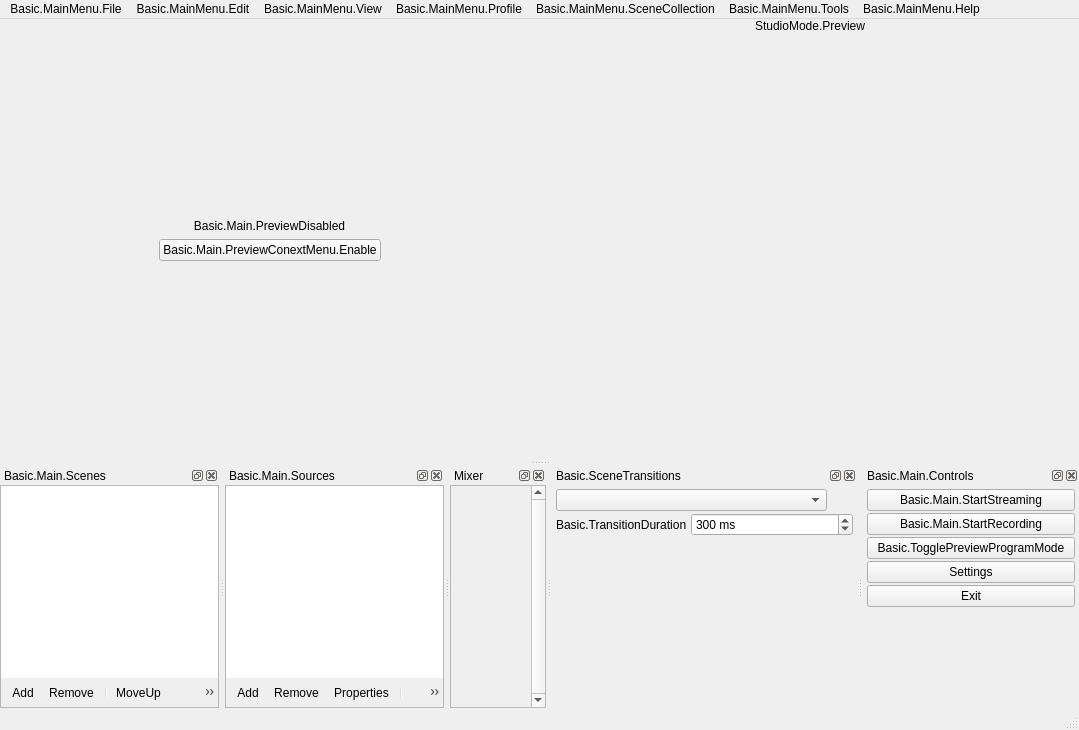
This is UI/forms/OBSBasic.ui in simplyIeaf/obs-studio as Qt 5 draws it before an edit. The edited form follows.
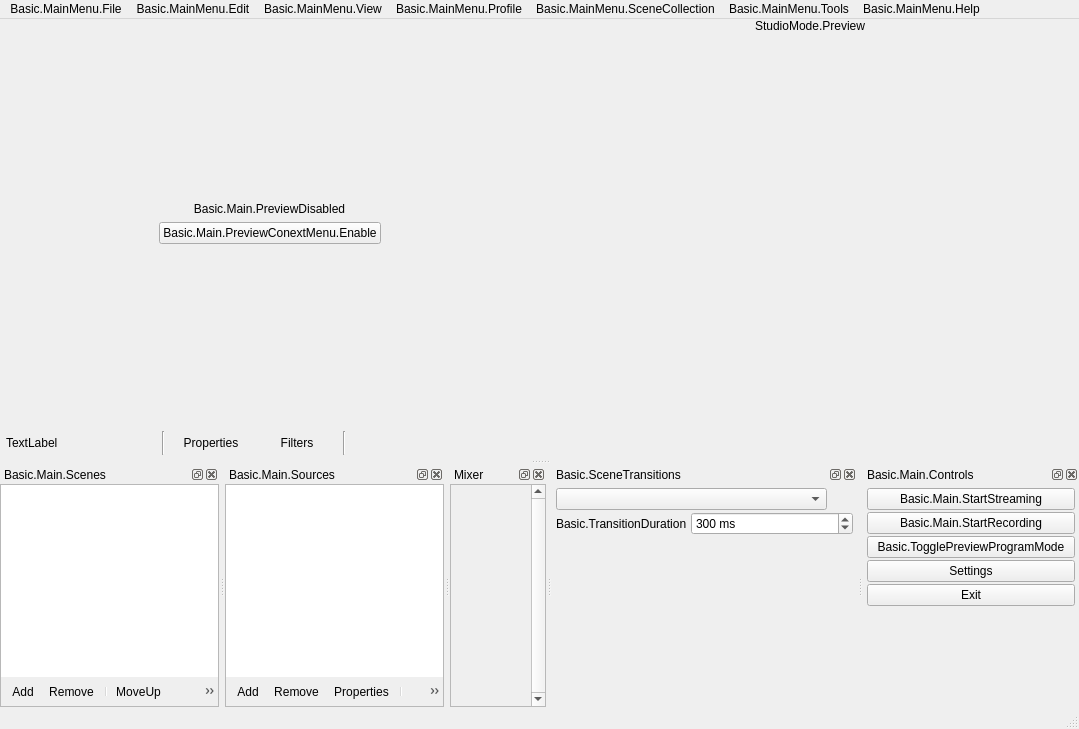
This is the edited form. Icons and pictures are not drawn. Custom widgets are drawn as their Qt base class.

Commit message: UI: Source Toolbar

Diff of the .ui file:
```diff
--- a/UI/forms/OBSBasic.ui
+++ b/UI/forms/OBSBasic.ui
@@ -8,7 +8,7 @@
     <x>0</x>
     <y>0</y>
     <width>1079</width>
-    <height>730</height>
+    <height>729</height>
    </rect>
   </property>
   <property name="sizePolicy">
@@ -195,6 +195,187 @@
       </item>
      </layout>
     </item>
+    <item>
+     <widget class="QWidget" name="contextContainer" native="true">
+      <property name="sizePolicy">
+       <sizepolicy hsizetype="Preferred" vsizetype="Preferred">
+        <horstretch>0</horstretch>
+        <verstretch>0</verstretch>
+       </sizepolicy>
+      </property>
+      <property name="minimumSize">
+       <size>
+        <width>0</width>
+        <height>32</height>
+       </size>
+      </property>
+      <property name="maximumSize">
+       <size>
+        <width>16777215</width>
+        <height>32</height>
+       </size>
+      </property>
+      <layout class="QHBoxLayout" name="horizontalLayout9">
+       <property name="spacing">
+        <number>4</number>
+       </property>
+       <property name="sizeConstraint">
+        <enum>QLayout::SetDefaultConstraint</enum>
+       </property>
+       <property name="leftMargin">
+        <number>6</number>
+       </property>
+       <property name="topMargin">
+        <number>4</number>
+       </property>
+       <property name="rightMargin">
+        <number>6</number>
+       </property>
+       <property name="bottomMargin">
+        <number>4</number>
+       </property>
+       <item>
+        <widget class="QWidget" name="contextSubContainer" native="true">
+         <property name="sizePolicy">
+          <sizepolicy hsizetype="Preferred" vsizetype="Preferred">
+           <horstretch>0</horstretch>
+           <verstretch>0</verstretch>
+          </sizepolicy>
+         </property>
+         <property name="minimumSize">
+          <size>
+           <width>0</width>
+           <height>0</height>
+          </size>
+         </property>
+         <layout class="QHBoxLayout" name="horizontalLayout_5">
+          <property name="spacing">
+           <number>6</number>
+          </property>
+          <property name="leftMargin">
+           <number>0</number>
+          </property>
+          <property name="topMargin">
+           <number>0</number>
+          </property>
+          <property name="rightMargin">
+           <number>0</number>
+          </property>
+          <property name="bottomMargin">
+           <number>0</number>
+          </property>
+          <item>
+           <widget class="QLabel" name="contextSourceLabel">
+            <property name="minimumSize">
+             <size>
+              <width>150</width>
+              <height>0</height>
+             </size>
+            </property>
+            <property name="maximumSize">
+             <size>
+              <width>150</width>
+              <height>16</height>
+             </size>
+            </property>
+            <property name="text">
+             <string>TextLabel</string>
+            </property>
+           </widget>
+          </item>
+          <item>
+           <widget class="Line" name="line_3">
+            <property name="orientation">
+             <enum>Qt::Vertical</enum>
+            </property>
+           </widget>
+          </item>
+          <item>
+           <widget class="QPushButton" name="sourcePropertiesButton">
+            <property name="sizePolicy">
+             <sizepolicy hsizetype="Minimum" vsizetype="Fixed">
+              <horstretch>0</horstretch>
+              <verstretch>0</verstretch>
+             </sizepolicy>
+            </property>
+            <property name="toolTip">
+             <string>Properties</string>
+            </property>
+            <property name="text">
+             <string>Properties</string>
+            </property>
+            <property name="icon">
+             <iconset resource="obs.qrc">
+              <normaloff>:/settings/images/settings/general.svg</normaloff>:/settings/images/settings/general.svg</iconset>
+            </property>
+            <property name="flat">
+             <bool>true</bool>
+            </property>
+            <property name="themeID2" stdset="0">
+             <string notr="true">contextBarButton</string>
+            </property>
+           </widget>
+          </item>
+          <item>
+           <widget class="QPushButton" name="sourceFiltersButton">
+            <property name="toolTip">
+             <string>Filters</string>
+            </property>
+            <property name="text">
+             <string>Filters</string>
+            </property>
+            <property name="icon">
+             <iconset resource="obs.qrc">
+              <normaloff>:/res/images/filter.svg</normaloff>:/res/images/filter.svg</iconset>
+            </property>
+            <property name="flat">
+             <bool>true</bool>
+            </property>
+            <property name="themeID2" stdset="0">
+             <string notr="true">contextBarButton</string>
+            </property>
+           </widget>
+          </item>
+          <item>
+           <widget class="Line" name="line">
+            <property name="orientation">
+             <enum>Qt::Vertical</enum>
+            </property>
+           </widget>
+          </item>
+         </layout>
+        </widget>
+       </item>
+       <item>
+        <widget class="QWidget" name="emptySpace" native="true">
+         <property name="sizePolicy">
+          <sizepolicy hsizetype="Expanding" vsizetype="Preferred">
+           <horstretch>0</horstretch>
+           <verstretch>0</verstretch>
+          </sizepolicy>
+         </property>
+         <layout class="QHBoxLayout" name="horizontalLayout_6">
+          <property name="spacing">
+           <number>0</number>
+          </property>
+          <property name="leftMargin">
+           <number>0</number>
+          </property>
+          <property name="topMargin">
+           <number>0</number>
+          </property>
+          <property name="rightMargin">
+           <number>0</number>
+          </property>
+          <property name="bottomMargin">
+           <number>0</number>
+          </property>
+         </layout>
+        </widget>
+       </item>
+      </layout>
+     </widget>
+    </item>
    </layout>
   </widget>
   <widget class="QMenuBar" name="menubar">
```
Left out of the diff: 24 changed lines with no effect on the pictures. The commit also changes 46 other files.
